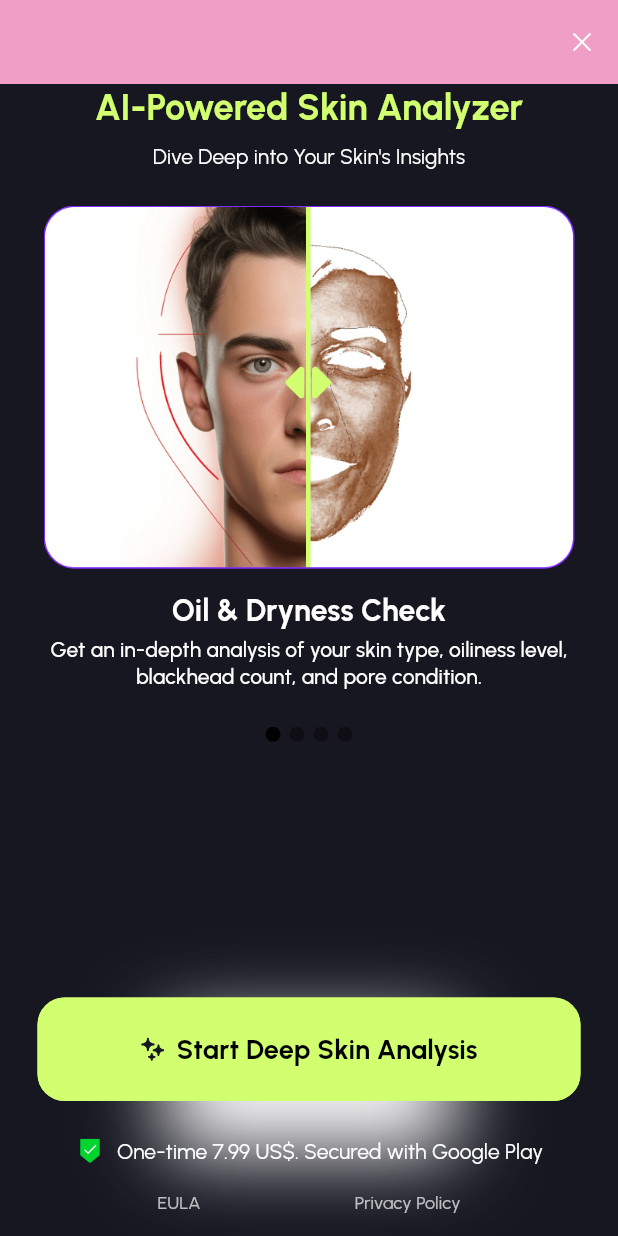
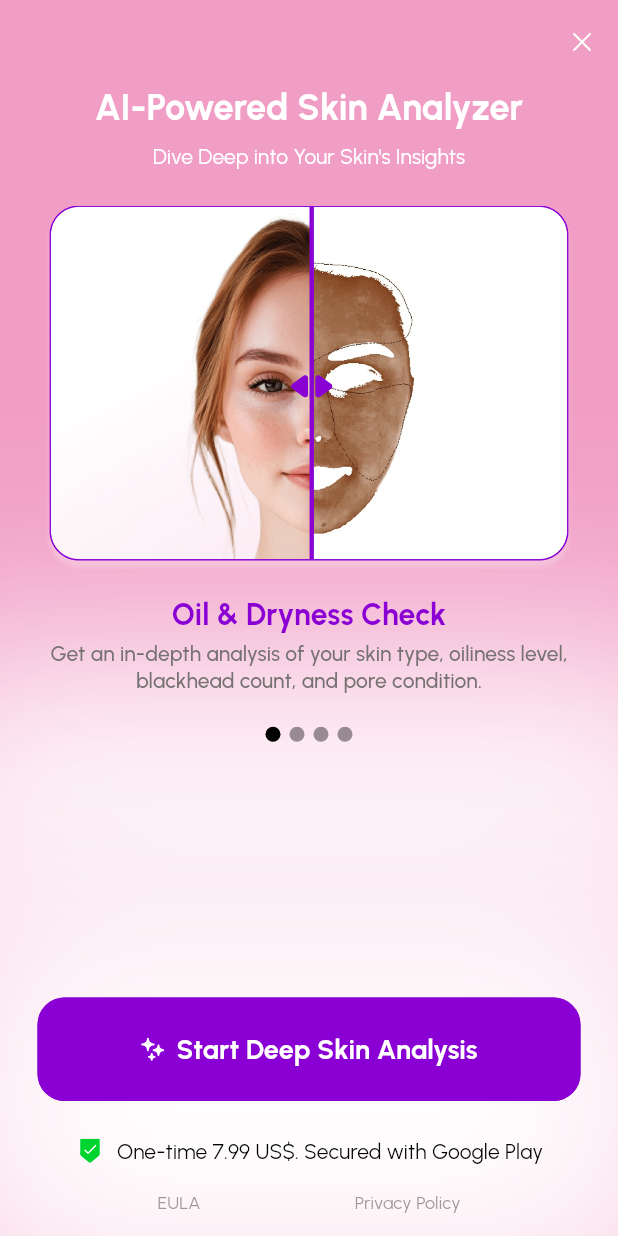
Before and after one commit to pavlogrinchenkoo/glow_up, a Flutter app: the DeepScanningPage screen opened by its route, on a phone screen of 412 x 824 dp. Run offline on Flutter 3.47's test engine with Material 3 defaults, Android fonts, the light colour scheme and no system bars; drawn by our look-alikes of card_swiper; our stand-ins replace auto_route, blur, camera, cloud_firestore, device_info_plus, dio and 16 more; missing offline and left inert: amplitude_flutter, before_after, in_app_review, open_settings_plus, purchases_flutter; accounts and stored records are empty; project files that could hold a hidden picture were left out.

Commit message:
GRN-071:Redesign deep subscription page

```diff
--- a/lib/screens/deep_scanning_page/page.dart
+++ b/lib/screens/deep_scanning_page/page.dart
@@ -73,7 +73,7 @@ class _DeepScanningPageState extends State<DeepScanningPage> {
             width: double.infinity,
             height: double.infinity,
             decoration: BoxDecoration(
-              color: BC.navyGrey,
+              color: BC.pink,
             ),
             child: state.showCircularProgress
                 ? const Center(child: AppCircularProgressIndicator())
@@ -87,6 +87,28 @@ class _DeepScanningPageState extends State<DeepScanningPage> {
                       )
                     : Stack(
                         children: [
+                          CustomBokeh(
+                            size: height / 1,
+                            scaleY: 1,
+                            scaleX: 0.4,
+                            alignment: Alignment.center,
+                            transform:
+                            Offset(Sizes.scale, height/10),
+                            shape: BoxShape.rectangle,
+                            angleInRadians: pi / Sizes.s2,
+                            blurWhiteHard: true,
+                          ),
+                          CustomBokeh(
+                            size: height / 1,
+                            scaleY: 1,
+                            scaleX: 1,
+                            alignment: Alignment.bottomCenter,
+                            transform:
+                            Offset(Sizes.scale, height / 2.5),
+                            shape: BoxShape.rectangle,
+                            angleInRadians: pi / Sizes.s2,
+                            blurWhiteHard: true,
+                          ),
                           Column(
                             mainAxisAlignment: MainAxisAlignment.start,
                             children: [
@@ -95,7 +117,7 @@ class _DeepScanningPageState extends State<DeepScanningPage> {
                                   : const SizedBox.shrink(),
                               Text(
                                 s.aiPoweredSkinAnalyzer,
-                                style: BS.tex24.apply(color: BC.salad),
+                                style: BS.tex24.apply(color: BC.white),
                                 textAlign: TextAlign.center,
                               ),
                               Space.h8,
@@ -115,6 +137,7 @@ class _DeepScanningPageState extends State<DeepScanningPage> {
                                       height: newHeight,
                                       width: width,
                                       itemCard: 4,
+                                      color: Colors.transparent,
                                       autoSwipe: true,
                                       itemBuilder: (_, index) {
                                         return Column(
@@ -144,8 +167,8 @@ class _DeepScanningPageState extends State<DeepScanningPage> {
                                                 state.listDeepModel[index]
                                                     .deepTextGroupEnum
                                                     .getText(s),
-                                                style: BS.tex20Text
-                                                    .apply(color: BC.white)),
+                                                style: BS.tex20Text.apply(
+                                                    color: BC.purpleViolet)),
                                             height > 950 ? Space.h32 : Space.h4,
                                             if (height > 950)
                                               Padding(
@@ -166,7 +189,8 @@ class _DeepScanningPageState extends State<DeepScanningPage> {
                                                     .deepTitleGroupEnum
                                                     .getTitleText(s),
                                                 style: BS.tex14withFont500
-                                                    .apply(color: BC.white),
+                                                    .apply(
+                                                        color: BC.avatarGrey),
                                                 textAlign: TextAlign.center,
                                               ),
                                           ],
@@ -177,29 +201,6 @@ class _DeepScanningPageState extends State<DeepScanningPage> {
                                 ),
                               ),
                             ],
-                          ),
-                          CustomBokeh(
-                            size: width / 1.5,
-                            scaleY: height > 950
-                                ? 0.9
-                                : height > 840
-                                    ? 0.7
-                                    : 0.7,
-                            scaleX: height > 950
-                                ? 0.3
-                                : height > 840
-                                    ? 0.3
-                                    : 0.3,
-                            alignment: Alignment.bottomCenter,
-                            transform: Offset(
-                                Sizes.scale,
-                                height > 950
-                                    ? Sizes.s80
-                                    : height > 840
-                                        ? -Sizes.s20
-                                        : Sizes.s40),
-                            shape: BoxShape.rectangle,
-                            angleInRadians: pi / Sizes.s2,
                           ),
                           Column(
                             children: [
@@ -219,12 +220,14 @@ class _DeepScanningPageState extends State<DeepScanningPage> {
                                             .logDeepScanningBuySubscription();
                                       },
                                       outLine: true,
-                                      borderColor: BC.salad,
-                                      colorButton: BC.salad,
+                                      borderColor: BC.purpleViolet,
+                                      colorButton: BC.purpleViolet,
                                       borderRadius: AppRadius.r18,
                                       padding: Sizes.s23,
                                       svgGenImage: Assets.images.starsIcon,
                                       spaceBetweenTextImage: Sizes.s8,
+                                      textColor: BC.white,
+                                      imageColor: BC.white,
                                     ),
                                     height > 840
                                         ? SizedBox(height: height / 30)
--- a/lib/screens/deep_scanning_page/widgets/deep_footer_text.dart
+++ b/lib/screens/deep_scanning_page/widgets/deep_footer_text.dart
@@ -47,7 +47,7 @@ class DeepFooterText extends StatelessWidget {
             Space.w8,
             Text(
               textCheckMark,
-              style: BS.tex14withFont400.apply(color: BC.white),
+              style: BS.tex14withFont400,
               textAlign: TextAlign.center,
               overflow: TextOverflow.ellipsis,
             ),
@@ -68,7 +68,7 @@ class DeepFooterText extends StatelessWidget {
                   onTap: eulaAction,
                   child: Text(
                     EUALA ?? "",
-                    style: BS.tex12Text.apply(color: BC.white.withOpacity(0.7)),
+                    style: BS.tex12Text.apply(color: BC.avatarGrey.withOpacity(0.7)),
                     textAlign: TextAlign.center,
                   ),
                 ),
@@ -77,7 +77,7 @@ class DeepFooterText extends StatelessWidget {
                   onTap: privacyPolicyAction,
                   child: Text(
                     privacyPolicy ?? "",
-                    style: BS.tex12Text.apply(color: BC.white.withOpacity(0.7)),
+                    style: BS.tex12Text.apply(color: BC.avatarGrey.withOpacity(0.7)),
                     textAlign: TextAlign.center,
                   ),
                 ),
```
Also changed, not shown: assets/images/deep_scanning/firstCardScanning.png, assets/images/deep_scanning/fourthCardScanning.png, assets/images/deep_scanning/secondCardScanning.png, assets/images/deep_scanning/thirdCardScanning.png.
